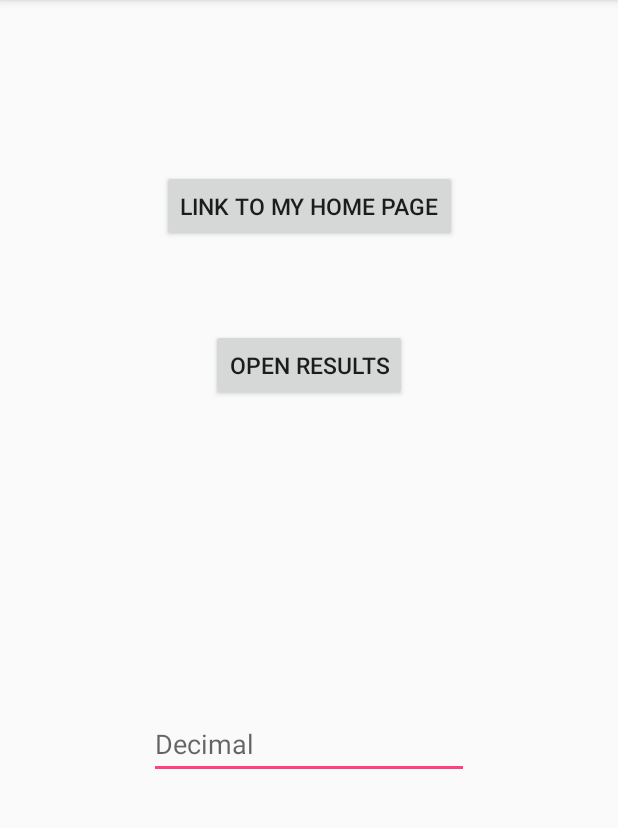
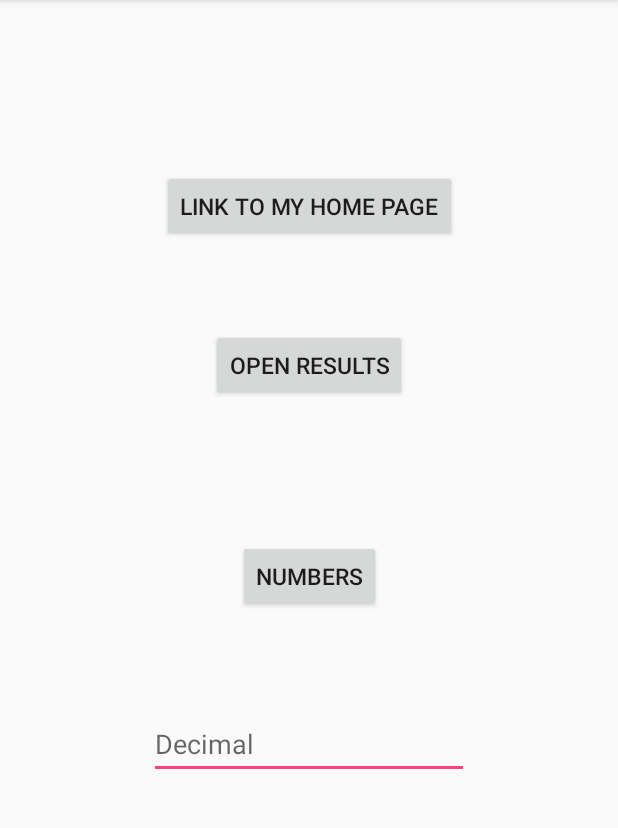
Before and after one commit to JasonTang99/Art3mis, an Android app: the screen it shows after launch (MainActivity), on a phone screen of 412 x 824 dp, the part 84-912 px from its top. Run offline under Robolectric (Android 15) with nearby library versions, the phone set to English and light mode, and no system bars.

```diff
--- a/app/src/main/java/com/example/jason/art3mis/MainActivity.java
+++ b/app/src/main/java/com/example/jason/art3mis/MainActivity.java
@@ -74,6 +74,11 @@ public class MainActivity extends AppCompatActivity {
 
 
 	}
+
+	public void openNumbers(View v) {
+    Intent intent = new Intent(this, Numbers.class);
+    startActivity(intent);
+  }
 
 
 
--- a/app/src/main/java/com/example/jason/art3mis/Results.java
+++ b/app/src/main/java/com/example/jason/art3mis/Results.java
@@ -9,9 +9,8 @@ public class Results extends AppCompatActivity {
 	@Override
   protected void onCreate(Bundle savedInstanceState) {
   	super.onCreate(savedInstanceState);
-  	Bundle extras = getIntent().getExtras();
+		setContentView(R.layout.activity_results);
 
-		setContentView(R.layout.activity_results);
 		TextView tv = findViewById(R.id.bob_is_not_good);
 		String sent = (String) getIntent().getSerializableExtra("Numbers");
 		tv.setText(sent);
--- a/app/src/main/res/layout/activity_main.xml
+++ b/app/src/main/res/layout/activity_main.xml
@@ -44,6 +44,25 @@
     app:layout_constraintTop_toTopOf="parent"
     app:layout_constraintVertical_bias="0.3" />
 
+  <Button
+    android:id="@+id/button4"
+    android:layout_width="wrap_content"
+    android:layout_height="wrap_content"
+    android:layout_marginBottom="8dp"
+    android:layout_marginEnd="8dp"
+    android:layout_marginLeft="8dp"
+    android:layout_marginRight="8dp"
+    android:layout_marginStart="8dp"
+    android:layout_marginTop="8dp"
+    android:onClick="openNumbers"
+    android:text="Numbers"
+    android:textSize="15sp"
+    app:layout_constraintBottom_toBottomOf="parent"
+    app:layout_constraintEnd_toEndOf="parent"
+    app:layout_constraintStart_toStartOf="parent"
+    app:layout_constraintTop_toTopOf="parent"
+    app:layout_constraintVertical_bias="0.5" />
+
   <EditText
     android:id="@+id/editText"
     android:layout_width="wrap_content"
```
Also changed, not shown: app/src/main/AndroidManifest.xml (+5 -4 lines), app/src/main/java/com/example/jason/art3mis/Numbers.java (added, +33 -0 lines), app/src/main/res/layout/activity_numbers.xml (added, +14 -0 lines), 2 other files.
